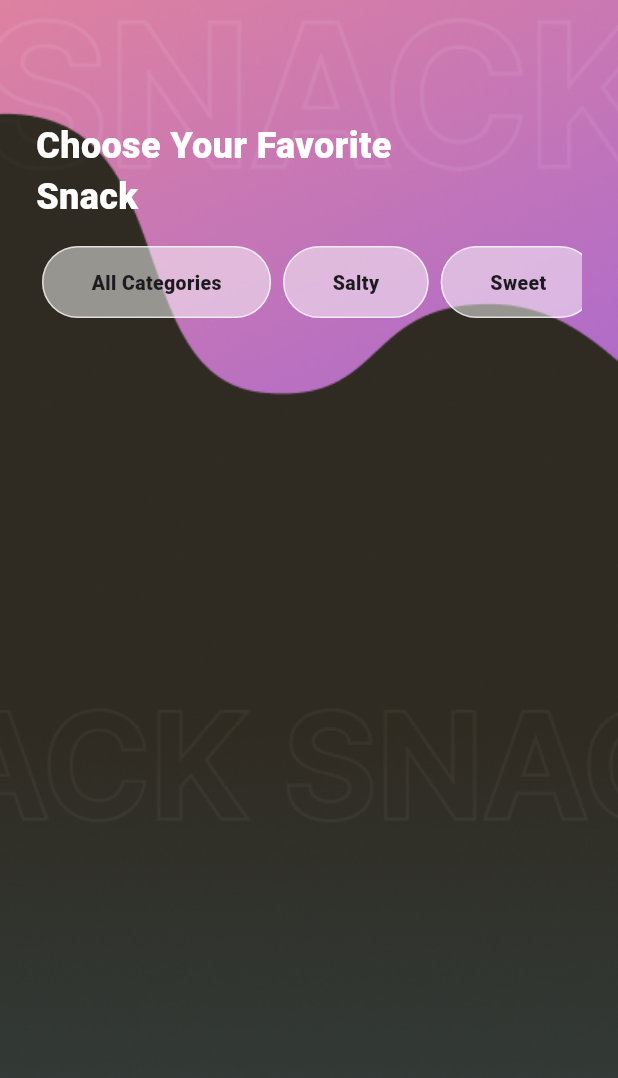
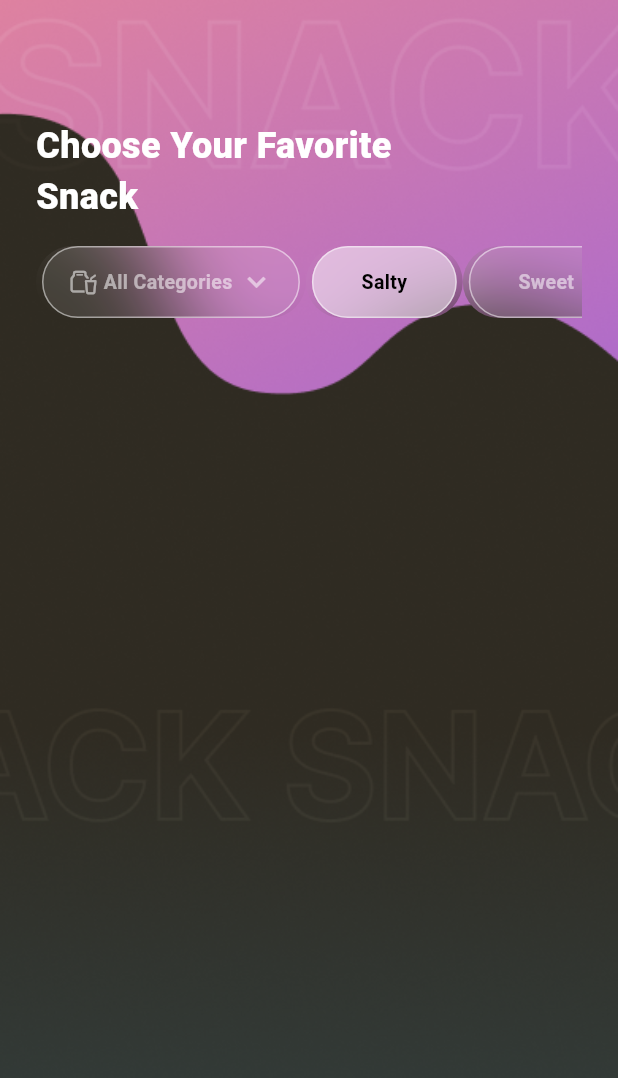
Before and after one commit to JLangbein/jp_app, a Flutter app: the SelectionScreen screen opened directly, on a phone screen of 412 x 824 dp. Shown: the top 1078 px of the screen. Run offline on Flutter 3.47's test engine with Material 3 defaults, Android fonts, the phone set to English and light mode, and no system bars; our stand-ins replace google_fonts, gradient_borders.

Commit message:
The Chips are done, Hallelujah!

```diff
--- a/lib/features/selection/presentation/selection_screen.dart
+++ b/lib/features/selection/presentation/selection_screen.dart
@@ -40,11 +40,11 @@ class SelectionScreen extends StatelessWidget {
                 SizedBox(
                   height: 48.0,
                   child: ListView(
-                    shrinkWrap: false,
+                    shrinkWrap: true,
                     scrollDirection: Axis.horizontal,
                     children: chipLabelList
-                      .map((label) => SnackChip(label: label))
-                      .toList(),
+                        .map((label) => SnackChip(label: label))
+                        .toList(),
                   ),
                 ),
               ],
--- a/lib/features/selection/presentation/snack_chip.dart
+++ b/lib/features/selection/presentation/snack_chip.dart
@@ -1,6 +1,7 @@
-import 'dart:math';
+import 'dart:ui';
 
 import 'package:flutter/material.dart';
+import 'package:jp_app/common/domain/jp_app_icons.dart';
 
 class SnackChip extends StatelessWidget {
   // attributes
@@ -10,18 +11,62 @@ class SnackChip extends StatelessWidget {
 
   @override
   Widget build(BuildContext context) {
-    return Container(
-      //height: 3.0,
-      margin: EdgeInsets.symmetric(horizontal: 4.0),
-      decoration: BoxDecoration(
-        color: Color.fromRGBO(255, 255, 255, 0.5),
-        border: Border.all(color: Color.fromRGBO(255, 255, 255, 0.7)),
-        borderRadius: BorderRadius.circular(200.0),
-      ),
-      padding: EdgeInsets.fromLTRB(32.0, 14.0, 32.0, 14.0),
-      child: Text(
-        label,
-        style: TextStyle(fontSize: 13.0, fontWeight: FontWeight.w800),
+    return RepaintBoundary(
+      child: ClipRRect(
+        borderRadius: BorderRadiusGeometry.circular(30.0),
+        child: BackdropFilter(
+          filter: ImageFilter.blur(sigmaX: 30.0, sigmaY: 30.0),
+          child: Container(
+            //height: 3.0,
+            margin: EdgeInsets.symmetric(horizontal: 4.0),
+            decoration: BoxDecoration(
+              color: (label == 'Salty')
+                  ? Color.fromRGBO(255, 255, 255, 0.5)
+                  : Color.fromRGBO(255, 255, 255, 0.1),
+              border: Border.all(color: Color.fromRGBO(255, 255, 255, 0.5)),
+              borderRadius: BorderRadius.circular(30.0),
+            ),
+            padding: (label == 'All Categories')
+                ? EdgeInsets.symmetric(horizontal: 12.0)
+                : EdgeInsets.symmetric(horizontal: 32.0),
+            child: Row(
+              mainAxisSize: MainAxisSize.max,
+              mainAxisAlignment: MainAxisAlignment.spaceBetween,
+              crossAxisAlignment: CrossAxisAlignment.center,
+              children: [
+                Visibility(
+                  visible: (label == 'All Categories') ? true : false,
+                  child: Padding(
+                    padding: const EdgeInsets.symmetric(horizontal: 6.0),
+                    child: Icon(
+                      JpAppIcons.lunch,
+                      size: 16.0,
+                      color: Colors.white54,
+                    ),
+                  ),
+                ),
+                Text(
+                  label,
+                  style: TextStyle(
+                    fontSize: 13.0,
+                    fontWeight: FontWeight.w700,
+                    color: (label != 'Salty') ? Colors.white54 : Colors.black,
+                  ),
+                ),
+                Visibility(
+                  visible: (label == 'All Categories') ? true : false,
+                  child: Padding(
+                    padding: const EdgeInsets.symmetric(horizontal: 4.0),
+                    child: Icon(
+                      Icons.keyboard_arrow_down,
+                      color: Colors.white54,
+                    ),
+                  ),
+                ),
+              ],
+            ),
+          ),
+        ),
       ),
     );
   }
```
